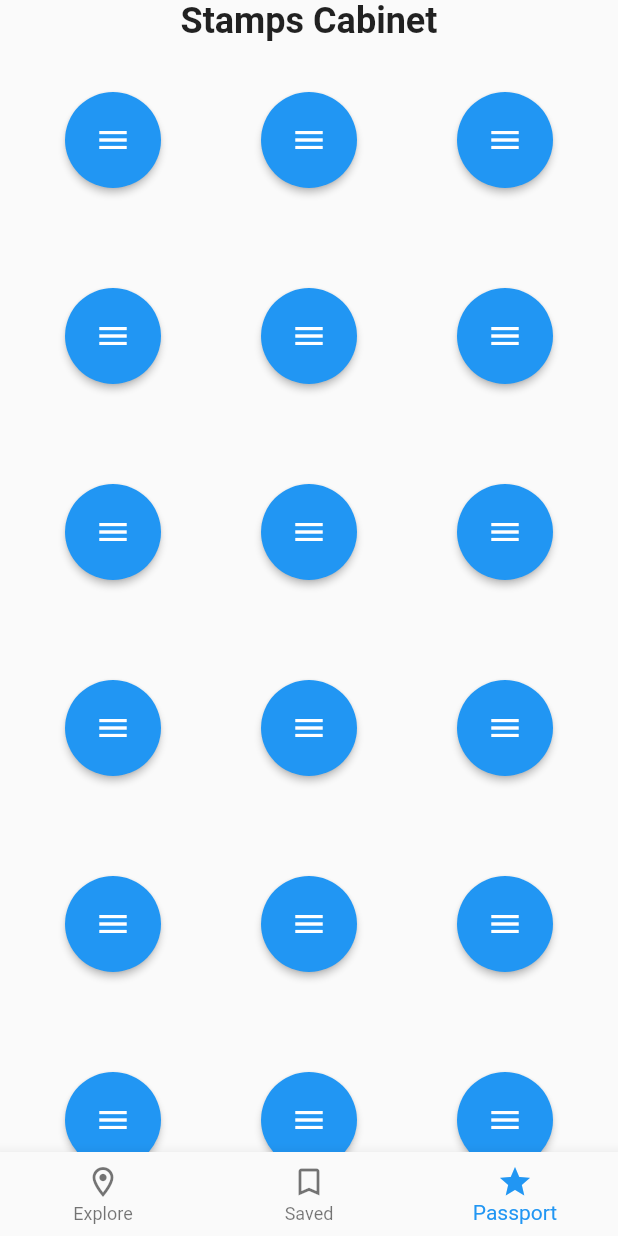
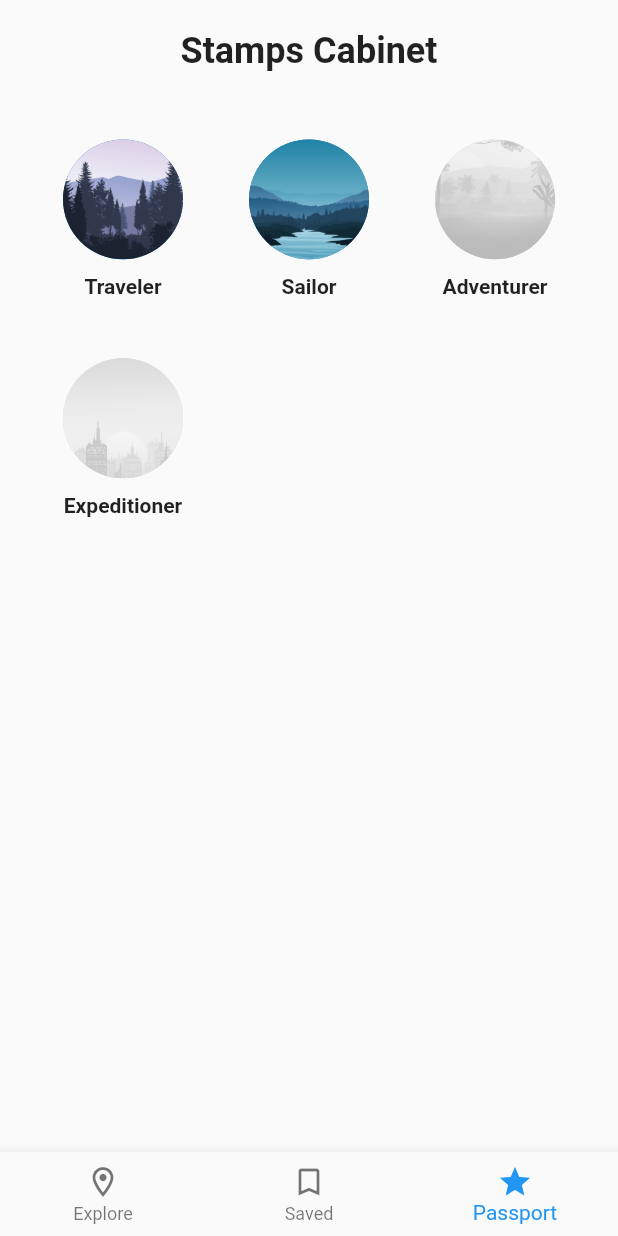
Before and after one commit to hsiehby/Mappu, a Flutter app: the screen it shows after launch, item 3 of the bottom bar chosen, on a phone screen of 412 x 824 dp. Run offline on Flutter 3.47's test engine with Material 2 defaults, Android fonts, the phone set to English and light mode, and no system bars; our stand-ins replace fluttertoast, geocoding, google_maps_flutter, material_floating_search_bar, sqflite, timeago; missing offline and left inert: flutter_config, flutter_inappwebview; accounts and stored records are empty; network calls fail.

Commit message:
Added stamps cabinet

```diff
--- /dev/null
+++ b/lib/models/stamp.dart
@@ -0,0 +1,33 @@
+class Stamp {
+  late String stampId;
+  late String name;
+  late String description;
+  late bool earned;
+  late DateTime? earnedAt;
+  late String iconPath;
+
+  Stamp({
+    required this.stampId,
+    required this.name,
+    required this.description,
+    required this.earned,
+    required this.earnedAt,
+    required this.iconPath,
+  });
+
+  Map<String, dynamic> toMap() {
+    return {
+      'stampId': stampId,
+      'name': name,
+      'description': description,
+      'iconPath': iconPath,
+      'earned': earned,
+      'earnedAt': earnedAt?.toIso8601String(),
+    };
+  }
+
+  @override
+  String toString() {
+    return 'Stamp{stampId: $stampId, name: $name, description: $description, iconPath: $iconPath, earned: $earned, earnedAt: ${earnedAt?.toIso8601String()}}';
+  }
+}
--- a/lib/screens/passport/components/stamps_cabinet.dart
+++ b/lib/screens/passport/components/stamps_cabinet.dart
@@ -1,4 +1,5 @@
 import 'package:flutter/material.dart';
+import 'package:mappu/models/stamp.dart';
 
 class StampsCabinet extends StatefulWidget {
   const StampsCabinet({Key? key}) : super(key: key);
@@ -8,35 +9,99 @@ class StampsCabinet extends StatefulWidget {
 }
 
 class _StampsCabinetState extends State<StampsCabinet> {
+  final List<Stamp> _stamps = [
+    Stamp(stampId: 'test1',
+        name: 'Traveler',
+        description: 'Earn this stamp by exploring at least 3 countries',
+        earned: true,
+        earnedAt: DateTime.utc(2021, 9, 25),
+        iconPath: 'assets/stamps/mountain.png'),
+    Stamp(stampId: 'test2',
+        name: 'Sailor',
+        description: 'Earn this stamp by exploring at least 10 countries',
+        earned: true,
+        earnedAt: DateTime.utc(2021, 10, 19),
+        iconPath: 'assets/stamps/natural.png'),
+    Stamp(stampId: 'test3',
+        name: 'Adventurer',
+        description: 'Earn this stamp by exploring at least 30 countries',
+        earned: false,
+        earnedAt: null,
+        iconPath: 'assets/stamps/forest.jpeg'),
+    Stamp(stampId: 'test3',
+        name: 'Expeditioner',
+        description: 'Earn this stamp by exploring at least 100 countries',
+        earned: false,
+        earnedAt: null,
+        iconPath: 'assets/stamps/city.png'),
+  ];
+
+  Widget buildStamp(int index) {
+    return Column(
+      mainAxisAlignment: MainAxisAlignment.center,
+      crossAxisAlignment: CrossAxisAlignment.center,
+      children: [
+        Padding(
+          padding: const EdgeInsets.all(10.0),
+          child: Container(
+            foregroundDecoration: _stamps[index].earned ? null
+                : const BoxDecoration(
+              color: Colors.grey,
+              backgroundBlendMode: BlendMode.saturation,
+            ),
+            child: Opacity(
+                opacity: _stamps[index].earned ? 1.0 : 0.25,
+                child: CircleAvatar(
+                    radius: 40,
+                    backgroundImage: AssetImage(_stamps[index].iconPath)
+                )
+            ),
+          ),
+        ),
+        Text(_stamps[index].name,
+          style: const TextStyle(
+              fontSize: 14,
+              fontWeight: FontWeight.w600
+          ),),
+      ],
+    );
+  }
+
+  List<Widget> buildStampsList() {
+    return List.generate(_stamps.length, (index) {
+      String message = _stamps[index].earned ?
+        _stamps[index].description +
+            '\nEarned at: ${_stamps[index].earnedAt!.year}-'
+                '${_stamps[index].earnedAt!.month}-${_stamps[index].earnedAt!.day}'
+        : _stamps[index].description;
+      return Tooltip(
+        decoration: BoxDecoration(
+          color: Colors.green.withOpacity(0.9),
+          borderRadius: const BorderRadius.all(Radius.circular(4)),
+        ),
+        message: message,
+        child: buildStamp(index),
+      );
+    });
+  }
+
   @override
   Widget build(BuildContext context) {
     return SafeArea(
       child: Column(
         children: [
-          Align(alignment: Alignment.center,
-              child: Text("Stamps Cabinet", style: TextStyle(fontSize: 24.0, fontWeight: FontWeight.w600),)),
+          const Padding(
+            padding: EdgeInsets.fromLTRB(0, 20, 0, 20),
+            child: Align(alignment: Alignment.center,
+                child: Text("Stamps Cabinet", style: TextStyle(fontSize: 24.0, fontWeight: FontWeight.w600),)),
+          ),
           Expanded(
             child: Padding(
-              padding: const EdgeInsets.symmetric(horizontal: 10.0),
+              padding: const EdgeInsets.symmetric(horizontal: 20.0),
               child: GridView.count(
-                // Create a grid with 2 columns. If you change the scrollDirection to
-                // horizontal, this produces 2 rows.
                 crossAxisCount: 3,
-                // Generate 100 widgets that display their index in the List.
-                children: List.generate(100, (index) {
-                  return Center(
-                    child: ElevatedButton(
-                      onPressed: () {},
-                      child: Icon(Icons.menu, color: Colors.white),
-                      style: ElevatedButton.styleFrom(
-                        shape: CircleBorder(),
-                        padding: EdgeInsets.all(20),
-                        primary: Colors.blue, // <-- Button color
-                        onPrimary: Colors.red, // <-- Splash color
-                      ),
-                    )
-                  );
-                }),
+                childAspectRatio: 0.85,
+                children: buildStampsList(),
               ),
             ),
           ),
--- a/pubspec.yaml
+++ b/pubspec.yaml
@@ -70,9 +70,8 @@ flutter:
   uses-material-design: true
 
   # To add assets to your application, add an assets section, like this:
-  # assets:
-  #   - images/a_dot_burr.jpeg
-  #   - images/a_dot_ham.jpeg
+  assets:
+    - assets/stamps/
 
   # An image asset can refer to one or more resolution-specific "variants", see
   # https://flutter.dev/assets-and-images/#resolution-aware.
```
Also changed, not shown: assets/stamps/city.png (added), assets/stamps/forest.jpeg (added), assets/stamps/mountain.png (added), assets/stamps/natural-brown.png (added), assets/stamps/natural.png (added), assets/stamps/sunset.jpeg (added), pubspec.lock, 1 other file.
